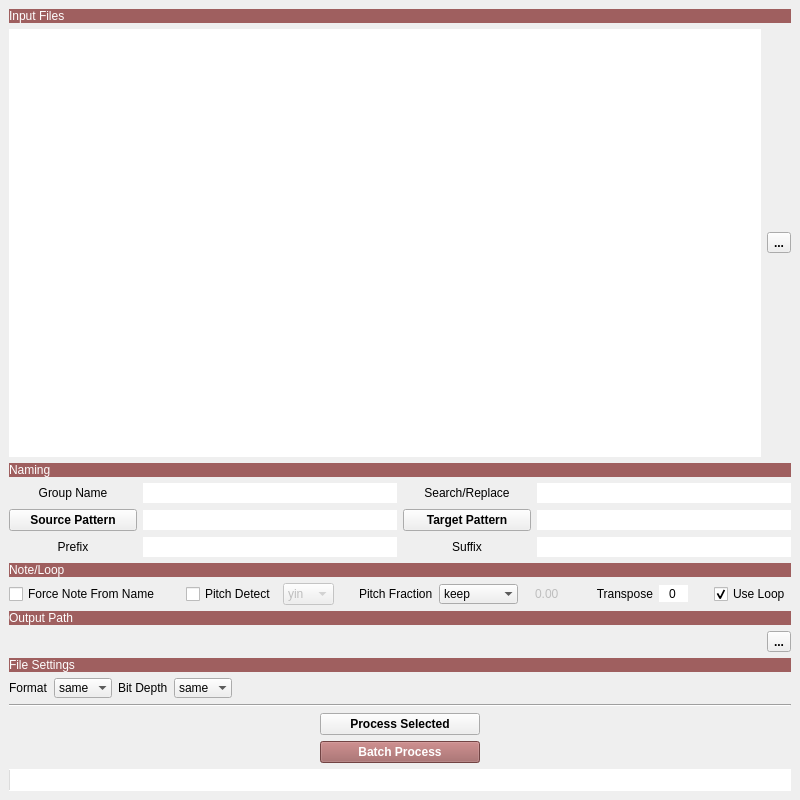
robotmitchum/sample_tools, file tools/UI/rename_tool.ui: the form before one commit.
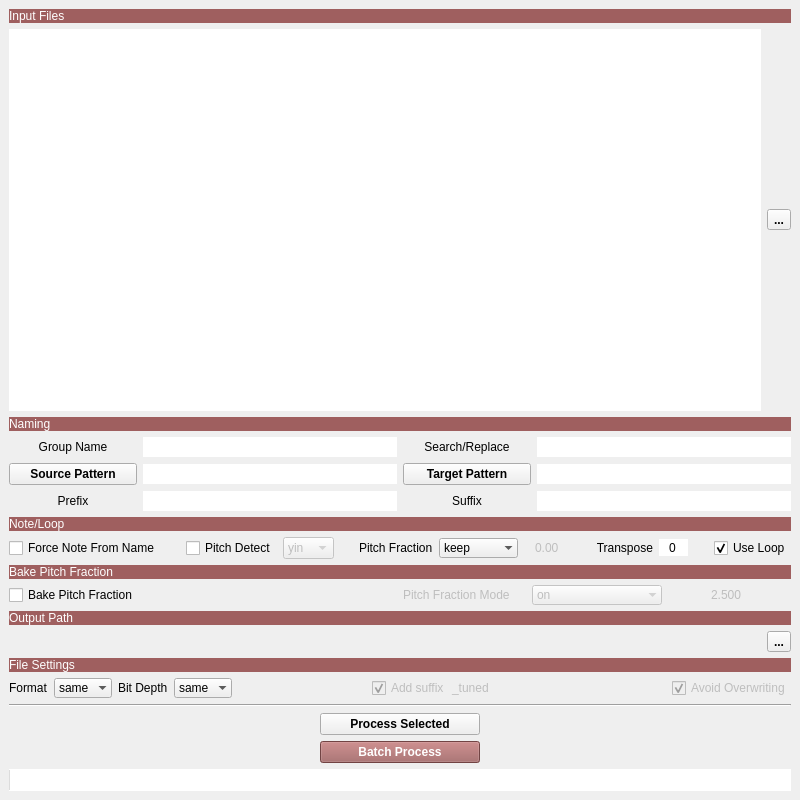
The form after the commit.

Commit message: Added "bake pitch fraction option" to "rename tool" to apply tuning to samples when a sampler (typically hardware) does not support pitch traction metadata

```diff
--- a/tools/UI/rename_tool.ui
+++ b/tools/UI/rename_tool.ui
@@ -597,6 +597,134 @@
       </item>
      </layout>
     </item>
+    <item>
+     <widget class="QLabel" name="bake_pf_title">
+      <property name="sizePolicy">
+       <sizepolicy hsizetype="Minimum" vsizetype="Fixed">
+        <horstretch>0</horstretch>
+        <verstretch>0</verstretch>
+       </sizepolicy>
+      </property>
+      <property name="minimumSize">
+       <size>
+        <width>64</width>
+        <height>0</height>
+       </size>
+      </property>
+      <property name="styleSheet">
+       <string notr="true">background-color: rgb(159, 95, 95);
+color: rgb(255, 255, 255);</string>
+      </property>
+      <property name="text">
+       <string>Bake Pitch Fraction</string>
+      </property>
+     </widget>
+    </item>
+    <item>
+     <layout class="QHBoxLayout" name="bake_pf_lyt">
+      <item>
+       <widget class="QCheckBox" name="bake_pf_cb">
+        <property name="toolTip">
+         <string>Apply pitch fraction to the samples by resampling
+Allow to use tuned samples with samplers not supporting pitch fraction information
+SoX resamping library with VHQ preset is used for optimal quality
+
+NOTE: As opposed to just adding pitch fraction information, this is a destructive process</string>
+        </property>
+        <property name="text">
+         <string>Bake Pitch Fraction</string>
+        </property>
+       </widget>
+      </item>
+      <item>
+       <widget class="QWidget" name="pf_mode_wid" native="true">
+        <property name="enabled">
+         <bool>false</bool>
+        </property>
+        <layout class="QHBoxLayout" name="horizontalLayout">
+         <property name="spacing">
+          <number>0</number>
+         </property>
+         <property name="leftMargin">
+          <number>0</number>
+         </property>
+         <property name="topMargin">
+          <number>0</number>
+         </property>
+         <property name="rightMargin">
+          <number>0</number>
+         </property>
+         <property name="bottomMargin">
+          <number>0</number>
+         </property>
+         <item>
+          <widget class="QLabel" name="pf_mode_l">
+           <property name="text">
+            <string>Pitch Fraction Mode</string>
+           </property>
+          </widget>
+         </item>
+         <item>
+          <widget class="QComboBox" name="pf_mode_cmb">
+           <property name="toolTip">
+            <string>Control pitch fraction usage
+
+'on'	Use pitch fraction
+
+'mean_scale'	Scale deviation from mean to given value
+(results will vary depending on the number of processed samples)</string>
+           </property>
+           <property name="currentIndex">
+            <number>0</number>
+           </property>
+           <property name="frame">
+            <bool>false</bool>
+           </property>
+           <item>
+            <property name="text">
+             <string>on</string>
+            </property>
+           </item>
+           <item>
+            <property name="text">
+             <string>mean_scale</string>
+            </property>
+           </item>
+          </widget>
+         </item>
+         <item>
+          <widget class="QDoubleSpinBox" name="pf_th_dsb">
+           <property name="enabled">
+            <bool>false</bool>
+           </property>
+           <property name="toolTip">
+            <string>Pitch fraction deviation scale in semitone cents</string>
+           </property>
+           <property name="frame">
+            <bool>false</bool>
+           </property>
+           <property name="alignment">
+            <set>Qt::AlignCenter</set>
+           </property>
+           <property name="buttonSymbols">
+            <enum>QAbstractSpinBox::NoButtons</enum>
+           </property>
+           <property name="decimals">
+            <number>3</number>
+           </property>
+           <property name="maximum">
+            <double>100.000000000000000</double>
+           </property>
+           <property name="value">
+            <double>2.500000000000000</double>
+           </property>
+          </widget>
+         </item>
+        </layout>
+       </widget>
+      </item>
+     </layout>
+    </item>
     <item>
      <widget class="QLabel" name="output_path_title_l">
       <property name="sizePolicy">
@@ -789,6 +917,94 @@
         </property>
        </spacer>
       </item>
+      <item>
+       <widget class="QWidget" name="bake_pf_options_wid" native="true">
+        <property name="enabled">
+         <bool>false</bool>
+        </property>
+        <layout class="QHBoxLayout" name="horizontalLayout_2">
+         <property name="spacing">
+          <number>0</number>
+         </property>
+         <property name="leftMargin">
+          <number>0</number>
+         </property>
+         <property name="topMargin">
+          <number>0</number>
+         </property>
+         <property name="rightMargin">
+          <number>0</number>
+         </property>
+         <property name="bottomMargin">
+          <number>0</number>
+         </property>
+         <item>
+          <widget class="QCheckBox" name="add_suffix_cb">
+           <property name="sizePolicy">
+            <sizepolicy hsizetype="Fixed" vsizetype="Fixed">
+             <horstretch>0</horstretch>
+             <verstretch>0</verstretch>
+            </sizepolicy>
+           </property>
+           <property name="text">
+            <string>Add suffix</string>
+           </property>
+           <property name="checked">
+            <bool>true</bool>
+           </property>
+          </widget>
+         </item>
+         <item>
+          <widget class="QLineEdit" name="add_suffix_le">
+           <property name="sizePolicy">
+            <sizepolicy hsizetype="Fixed" vsizetype="Fixed">
+             <horstretch>0</horstretch>
+             <verstretch>0</verstretch>
+            </sizepolicy>
+           </property>
+           <property name="toolTip">
+            <string>Suffix added to the base name</string>
+           </property>
+           <property name="text">
+            <string>_tuned</string>
+           </property>
+           <property name="maxLength">
+            <number>16</number>
+           </property>
+           <property name="frame">
+            <bool>false</bool>
+           </property>
+          </widget>
+         </item>
+         <item>
+          <spacer name="horizontalSpacer_6">
+           <property name="orientation">
+            <enum>Qt::Horizontal</enum>
+           </property>
+           <property name="sizeHint" stdset="0">
+            <size>
+             <width>116</width>
+             <height>17</height>
+            </size>
+           </property>
+          </spacer>
+         </item>
+         <item>
+          <widget class="QCheckBox" name="no_overwriting_cb">
+           <property name="toolTip">
+            <string>Avoid overwriting original files by moving them to a backup directory</string>
+           </property>
+           <property name="text">
+            <string>Avoid Overwriting</string>
+           </property>
+           <property name="checked">
+            <bool>true</bool>
+           </property>
+          </widget>
+         </item>
+        </layout>
+       </widget>
+      </item>
      </layout>
     </item>
     <item>
```
Left out of the diff: 2 changed lines with no effect on the pictures. The commit also changes 7 other files.
